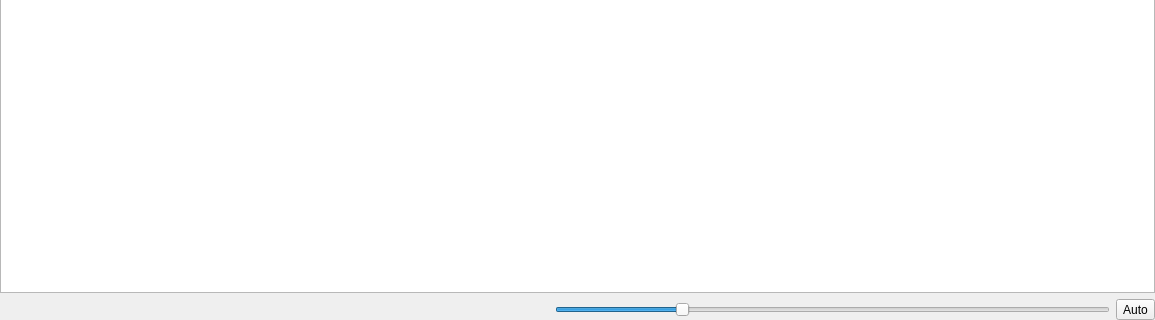
veyon/veyon, file master/forms/ComputerMonitoringView.ui: the form before one commit; both pictures show x 0 to 1155 and y 350 to 670 of the 1155 by 670 pixel window.
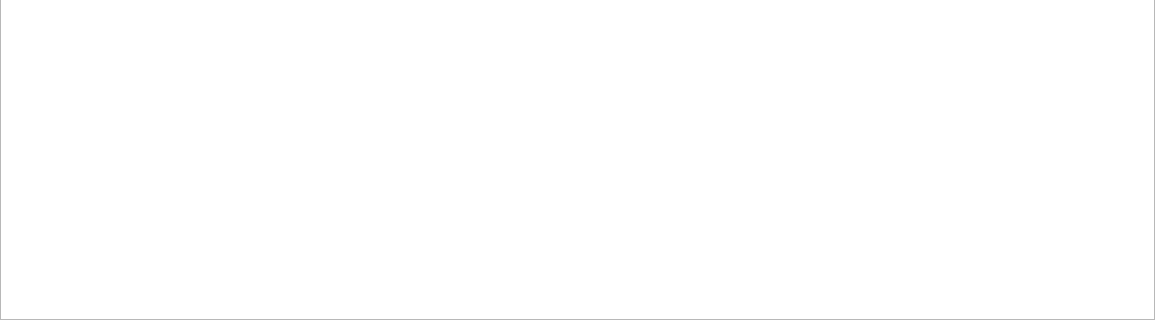
The form after the commit.

Commit message: Master: reorganize buttons for views and monitoring controls into status bar

What changed in the file:
```diff
--- a/master/forms/ComputerMonitoringView.ui
+++ b/master/forms/ComputerMonitoringView.ui
@@ -60,52 +60,6 @@
      </property>
     </widget>
    </item>
-   <item>
-    <layout class="QHBoxLayout" name="horizontalLayout">
-     <item>
-      <spacer name="horizontalSpacer">
-       <property name="orientation">
-        <enum>Qt::Horizontal</enum>
-       </property>
-       <property name="sizeHint" stdset="0">
-        <size>
-         <width>40</width>
-         <height>20</height>
-        </size>
-       </property>
-      </spacer>
-     </item>
-     <item>
-      <widget class="QSlider" name="gridSizeSlider">
-       <property name="minimum">
-        <number>50</number>
-       </property>
-       <property name="maximum">
-        <number>500</number>
-       </property>
-       <property name="singleStep">
-        <number>10</number>
-       </property>
-       <property name="pageStep">
-        <number>50</number>
-       </property>
-       <property name="value">
-        <number>150</number>
-       </property>
-       <property name="orientation">
-        <enum>Qt::Horizontal</enum>
-       </property>
-      </widget>
-     </item>
-     <item>
-      <widget class="QToolButton" name="autoFitButton">
-       <property name="text">
-        <string>Auto</string>
-       </property>
-      </widget>
-     </item>
-    </layout>
-   </item>
   </layout>
  </widget>
  <resources/>
```
The commit also changes 4 other files.
